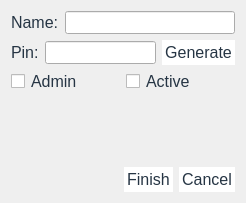
The window that Source/Time-Track/employeeeditform.ui (joshuawootonn/time-track) describes before a commit, drawn with Qt 5.
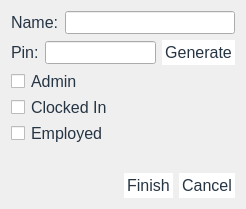
The same window after the commit.

What changed in the file:
```diff
--- a/Source/Time-Track/employeeeditform.ui
+++ b/Source/Time-Track/employeeeditform.ui
@@ -148,18 +148,25 @@
     </layout>
    </item>
    <item>
-    <layout class="QHBoxLayout" name="horizontalLayout_3">
-     <item>
+    <layout class="QGridLayout" name="gridLayout">
+     <item row="2" column="0">
+      <widget class="QCheckBox" name="current">
+       <property name="text">
+        <string>Employed</string>
+       </property>
+      </widget>
+     </item>
+     <item row="0" column="0">
       <widget class="QCheckBox" name="admin">
        <property name="text">
         <string>Admin</string>
        </property>
       </widget>
      </item>
-     <item>
+     <item row="1" column="0">
       <widget class="QCheckBox" name="active">
        <property name="text">
-        <string>Active</string>
+        <string>Clocked In</string>
        </property>
       </widget>
      </item>
```
